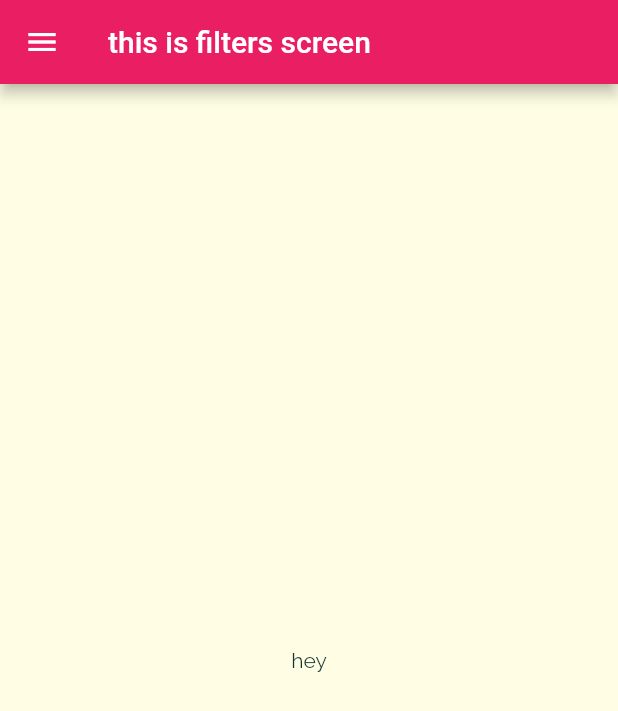
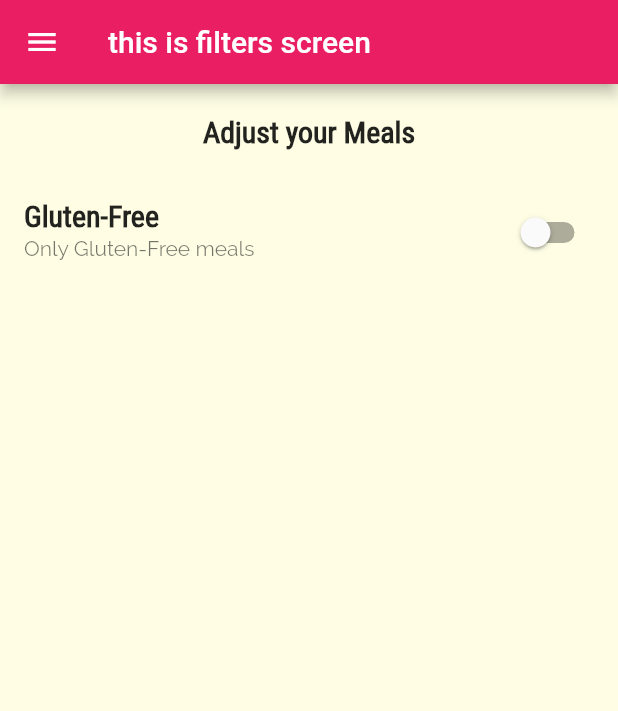
Before and after one commit to iHamza7/Meal_App, a Flutter app: the FiltersScreen screen opened by its route, on a phone screen of 412 x 824 dp. Shown: the top 711 px of the screen. Run offline on Flutter 3.47's test engine with Material 2 defaults, Android fonts, the phone set to English and light mode, and no system bars.

Commit message:
lib changed

```diff
--- a/lib/screens/filters_screen.dart
+++ b/lib/screens/filters_screen.dart
@@ -2,20 +2,52 @@ import 'package:flutter/material.dart';
 
 import '../widgets/main_drawer.dart';
 
-class FiltersScreen extends StatelessWidget {
+class FiltersScreen extends StatefulWidget {
   static const routeName = '/filters';
   const FiltersScreen({super.key});
 
   @override
+  State<FiltersScreen> createState() => _FiltersScreenState();
+}
+
+class _FiltersScreenState extends State<FiltersScreen> {
+  var _glutenFree = false;
+  final _vegetarian = false;
+  final _vegan = false;
+  final _lactoseFree = false;
+
+  @override
   Widget build(BuildContext context) {
     return Scaffold(
-      appBar: AppBar(
-        title: const Text("this is filters screen"),
-      ),
-      drawer: const MainDrawer(),
-      body: const Center(
-        child: Text('hey'),
-      ),
-    );
+        appBar: AppBar(
+          title: const Text("this is filters screen"),
+        ),
+        drawer: const MainDrawer(),
+        body: Column(
+          children: [
+            Container(
+              padding: const EdgeInsets.all(20),
+              child: Text(
+                "Adjust your Meals",
+                style: Theme.of(context).textTheme.titleMedium,
+              ),
+            ),
+            Expanded(
+                child: ListView(
+              children: [
+                SwitchListTile(
+                  value: _glutenFree,
+                  title: const Text('Gluten-Free'),
+                  subtitle: const Text('Only Gluten-Free meals'),
+                  onChanged: (newValue) {
+                    setState(() {
+                      _glutenFree = newValue;
+                    });
+                  },
+                )
+              ],
+            ))
+          ],
+        ));
   }
 }
```
